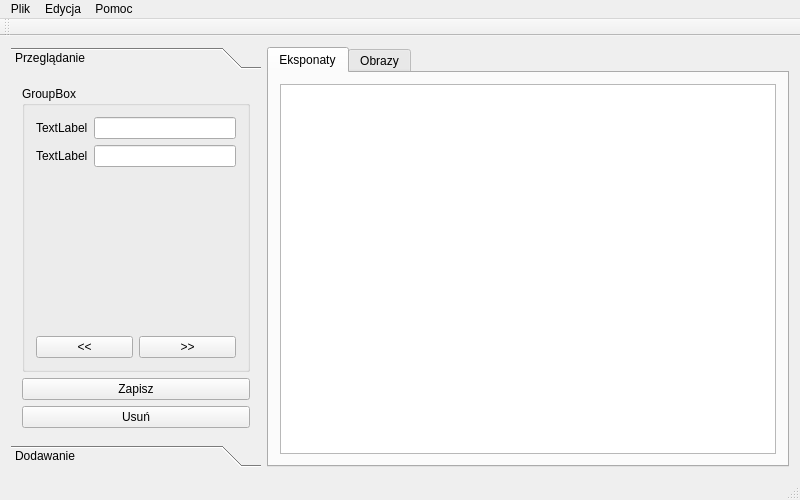
Before: the Qt Designer form mainwindow.ui in bzyx/MuzeumGUI, drawn with Qt 5.
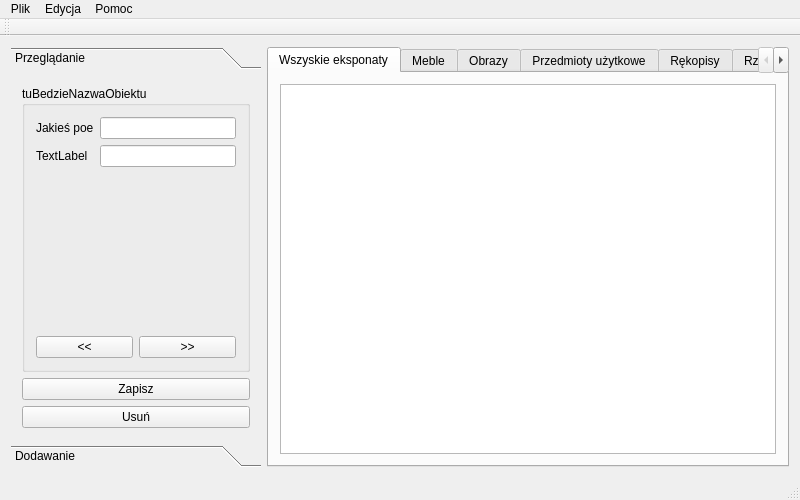
After: the same form once the commit is applied.

Patch:
```diff
--- a/mainwindow.ui
+++ b/mainwindow.ui
@@ -62,7 +62,7 @@
           <item>
            <widget class="QGroupBox" name="groupBox">
             <property name="title">
-             <string>GroupBox</string>
+             <string>tuBedzieNazwaObiektu</string>
             </property>
             <layout class="QVBoxLayout" name="verticalLayout_3">
              <item>
@@ -73,7 +73,7 @@
                <item row="0" column="0">
                 <widget class="QLabel" name="label">
                  <property name="text">
-                  <string>TextLabel</string>
+                  <string>Jakieś poe</string>
                  </property>
                 </widget>
                </item>
@@ -229,7 +229,7 @@
       </property>
       <widget class="QWidget" name="tab">
        <attribute name="title">
-        <string>Eksponaty</string>
+        <string>Wszyskie eksponaty</string>
        </attribute>
        <layout class="QHBoxLayout" name="horizontalLayout_5">
         <item>
@@ -239,7 +239,7 @@
       </widget>
       <widget class="QWidget" name="tab_2">
        <attribute name="title">
-        <string>Obrazy</string>
+        <string>Meble</string>
        </attribute>
        <layout class="QHBoxLayout" name="horizontalLayout_6">
         <item>
@@ -247,6 +247,31 @@
         </item>
        </layout>
       </widget>
+      <widget class="QWidget" name="tab_3">
+       <attribute name="title">
+        <string>Obrazy</string>
+       </attribute>
+      </widget>
+      <widget class="QWidget" name="tab_4">
+       <attribute name="title">
+        <string>Przedmioty użytkowe</string>
+       </attribute>
+      </widget>
+      <widget class="QWidget" name="tab_5">
+       <attribute name="title">
+        <string>Rękopisy</string>
+       </attribute>
+      </widget>
+      <widget class="QWidget" name="tab_6">
+       <attribute name="title">
+        <string>Rzeźby</string>
+       </attribute>
+      </widget>
+      <widget class="QWidget" name="tab_7">
+       <attribute name="title">
+        <string>Starodruki</string>
+       </attribute>
+      </widget>
      </widget>
     </item>
    </layout>
```
Left out of the diff: 4 changed lines with no effect on the pictures.
